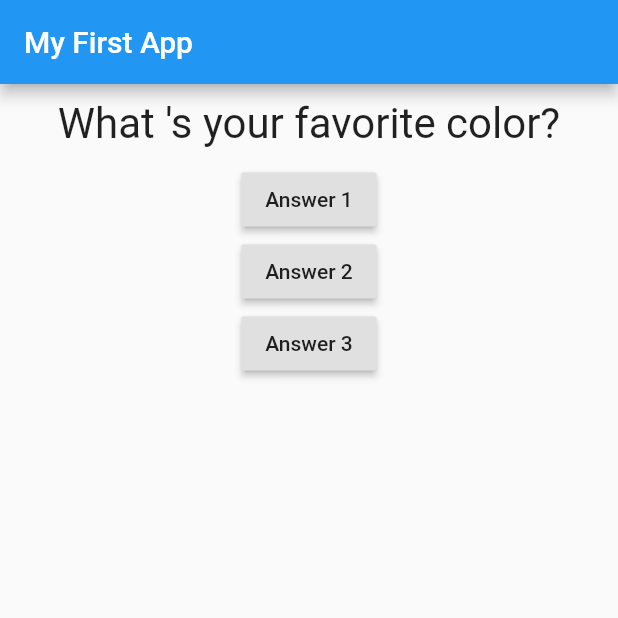
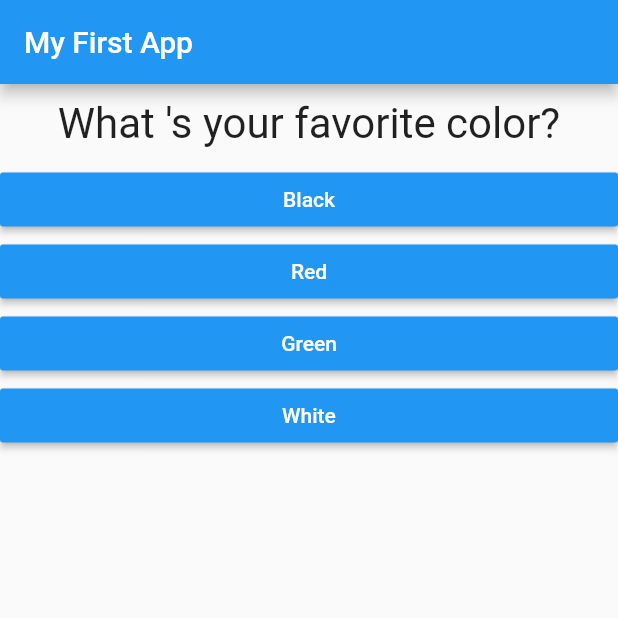
Before and after one commit to hsehastian/flutter_complete_guide, a Flutter app: the screen it shows after launch, on a phone screen of 412 x 824 dp, the top half of it. Run offline on Flutter 3.47's test engine with Material 2 defaults, Android fonts, the phone set to English and light mode, and no system bars.

```diff
--- /dev/null
+++ b/lib/answer.dart
@@ -0,0 +1,21 @@
+import 'package:flutter/material.dart';
+
+class Answer extends StatelessWidget {
+  final VoidCallback selectHandler;
+  final String answerText;
+
+  Answer(this.selectHandler, this.answerText);
+
+  @override
+  Widget build(BuildContext context) {
+    return Container(
+      width: double.infinity,
+      child: RaisedButton(
+        color: Colors.blue,
+        textColor: Colors.white,
+        child: Text(answerText),
+        onPressed: selectHandler,
+      ),
+    );
+  }
+}
--- a/lib/main.dart
+++ b/lib/main.dart
@@ -1,6 +1,7 @@
 import 'package:flutter/material.dart';
 
-import './question.dart';
+import './quiz.dart';
+import './result.dart';
 
 void main() => runApp(MyApp());
 
@@ -13,9 +14,48 @@ class MyApp extends StatefulWidget {
 }
 
 class _MyAppState extends State<MyApp> {
+  final _questions = const [
+    {
+      'questionText': 'What \'s your favorite color?',
+      'answers': [
+        {'text': 'Black', 'score': 10},
+        {'text': 'Red', 'score': 10},
+        {'text': 'Green', 'score': 10},
+        {'text': 'White', 'score': 10},
+      ]
+    },
+    {
+      'questionText': 'What \'s your favorite animal?',
+      'answers': [
+        {'text': 'Rabbit', 'score': 3},
+        {'text': 'Snake', 'score': 11},
+        {'text': 'Elephant', 'score': 5},
+        {'text': 'Lion', 'score': 9},
+      ]
+    },
+    {
+      'questionText': 'Who \'s your favorite instructor?',
+      'answers': [
+        {'text': 'Max', 'score': 1},
+        {'text': 'Max', 'score': 1},
+        {'text': 'Max', 'score': 1},
+        {'text': 'Max', 'score': 1},
+      ]
+    },
+  ];
+
   var _questionIndex = 0;
+  var _totalScore = 0;
 
-  void _answerQuestion() {
+  void _resetQuiz() {
+    setState(() {
+      _questionIndex = 0;
+      _totalScore = 0;
+    });
+  }
+
+  void _answerQuestion(int score) {
+    _totalScore += score;
     setState(() {
       _questionIndex += 1;
     });
@@ -24,35 +64,17 @@ class _MyAppState extends State<MyApp> {
 
   @override
   Widget build(BuildContext context) {
-    var questions = [
-      'What \'s your favorite color?',
-      'What \'s your favorite animal?'
-    ];
-
     return MaterialApp(
       home: Scaffold(
         appBar: AppBar(
           title: Text('My First App'),
         ),
-        body: Column(
-          children: [
-            Question(questions[_questionIndex]),
-            RaisedButton(
-              child: Text('Answer 1'),
-              onPressed: _answerQuestion,
-            ),
-            RaisedButton(
-              child: Text('Answer 2'),
-              onPressed: () => print('Answer 2 choosen!'),
-            ),
-            RaisedButton(
-              child: Text('Answer 3'),
-              onPressed: () {
-                print('Answer 3 choosen!');
-              },
-            )
-          ],
-        ),
+        body: (_questionIndex < _questions.length)
+            ? Quiz(
+                questions: _questions,
+                answerQuestion: _answerQuestion,
+                questionIndex: _questionIndex)
+            : Result(_totalScore, _resetQuiz),
       ),
     );
   }
--- /dev/null
+++ b/lib/quiz.dart
@@ -0,0 +1,29 @@
+import 'package:flutter/material.dart';
+import './question.dart';
+import './answer.dart';
+
+class Quiz extends StatelessWidget {
+  final List<Map<String, Object>> questions;
+  final int questionIndex;
+  final Function answerQuestion;
+
+  Quiz({
+    required this.questions,
+    required this.answerQuestion,
+    required this.questionIndex,
+  });
+
+  @override
+  Widget build(BuildContext context) {
+    return Column(
+      children: [
+        Question(questions[questionIndex]['questionText'] as String),
+        ...(questions[questionIndex]['answers'] as List<Map<String, Object>>)
+            .map((answer) {
+          return Answer(
+              () => answerQuestion(answer['score']), answer['text'] as String);
+        }).toList()
+      ],
+    );
+  }
+}
```
Also changed, not shown: lib/result.dart (added, +44 -0 lines).
